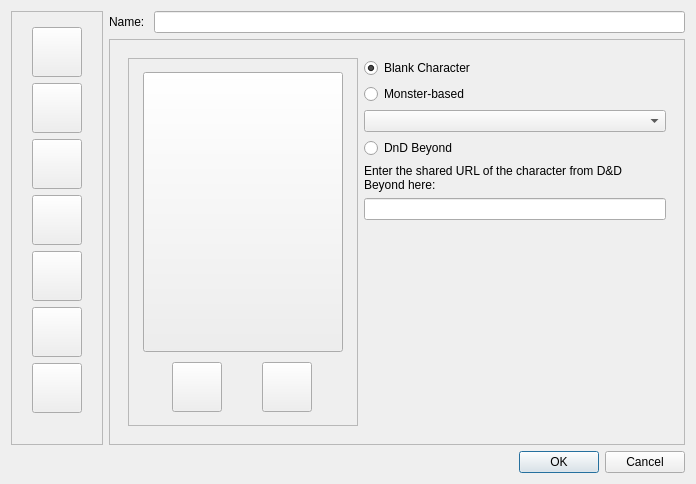
Qt form DMHelper/src/newentrydialog.ui (MMetze/DMHelper) before a commit.
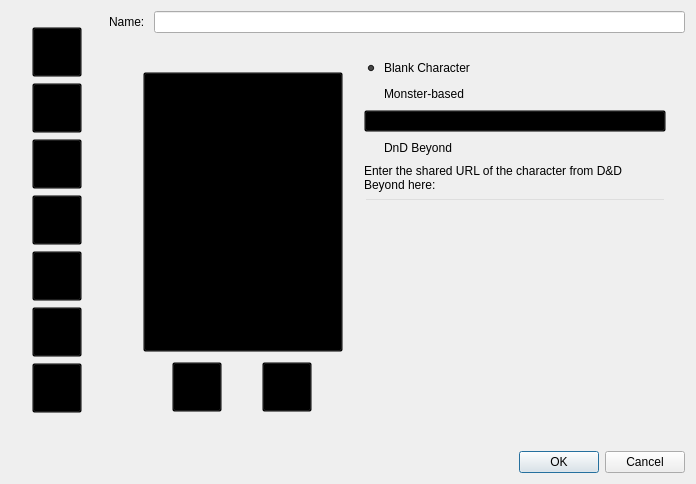
The same form after that commit. Icons and pictures are not drawn.

Diff of the .ui file:
```diff
--- a/DMHelper/src/newentrydialog.ui
+++ b/DMHelper/src/newentrydialog.ui
@@ -21,6 +21,9 @@
     <layout class="QHBoxLayout" name="horizontalLayout_12">
      <item>
       <widget class="QFrame" name="frameEntryType">
+       <property name="styleSheet">
+        <string notr="true">background: transparent;</string>
+       </property>
        <property name="frameShape">
         <enum>QFrame::Shape::StyledPanel</enum>
        </property>
@@ -361,6 +364,9 @@
        </item>
        <item>
         <widget class="QFrame" name="frameEntryDetails">
+         <property name="styleSheet">
+          <string notr="true">background: transparent;</string>
+         </property>
          <property name="frameShape">
           <enum>QFrame::Shape::StyledPanel</enum>
          </property>
```
